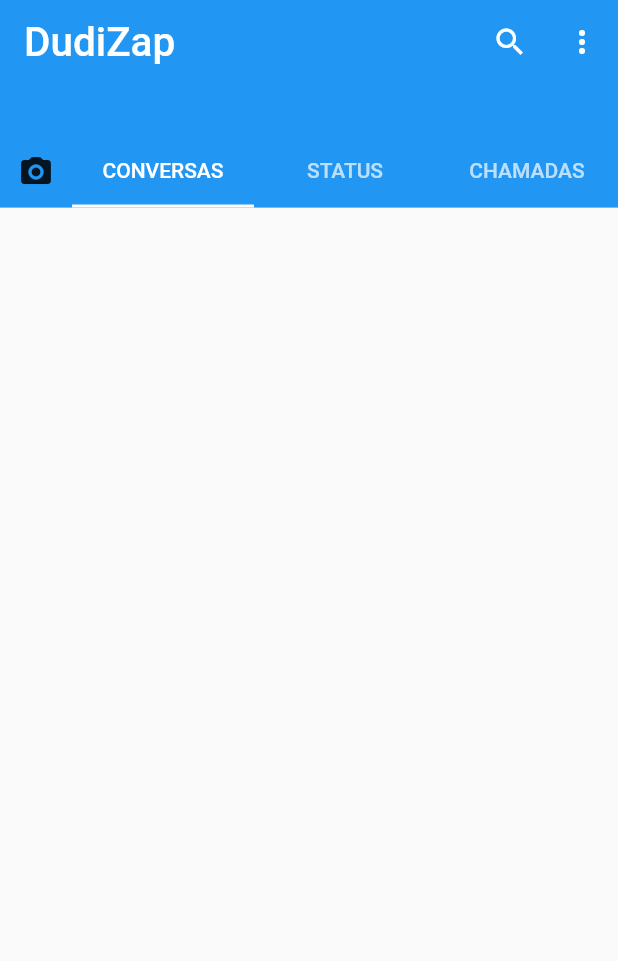
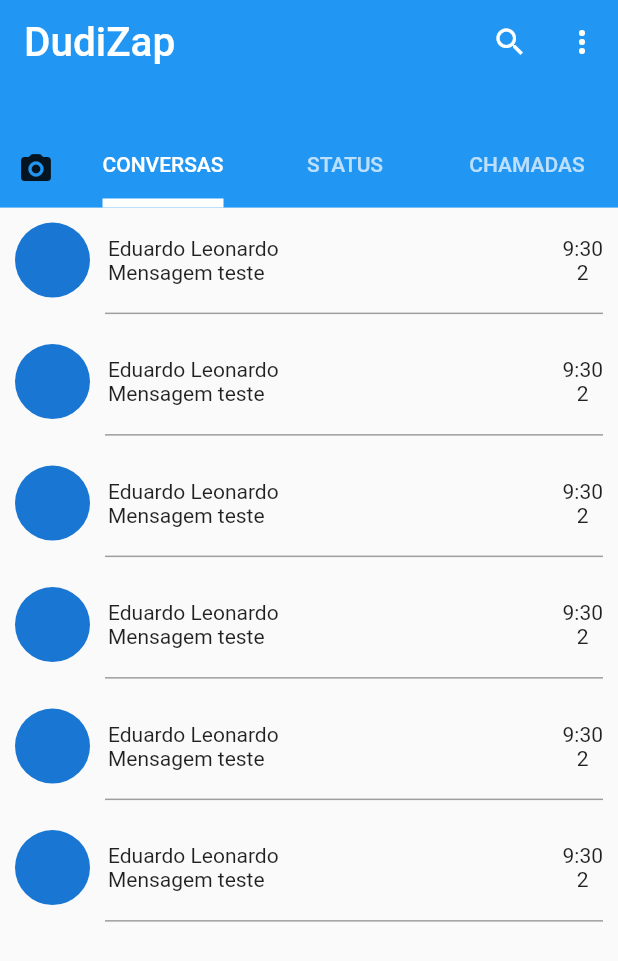
Before and after one commit to EduardoLeoDaSilva/dudiwhatsapp, a Flutter app: the screen it shows after launch, on a phone screen of 412 x 824 dp. Shown: the top 961 px of the screen. Run offline on Flutter 3.47's test engine with Material 2 defaults, Android fonts, the phone set to English and light mode, and no system bars; our stand-ins replace cloud_firestore, firebase_auth, get_it, google_sign_in; accounts and stored records are empty.

Commit message:
Adiciando custom list tiles contacts

```diff
--- a/lib/pages/homepage.dart
+++ b/lib/pages/homepage.dart
@@ -1,4 +1,5 @@
 import 'package:dudiwhatsapp/widgets/preferredSizeWidgets/preferred-size.dart';
+import 'package:dudiwhatsapp/widgets/tiles/contact-tile.dart';
 import 'package:flutter/material.dart';
 
 class HomePage extends StatelessWidget {
@@ -6,7 +7,8 @@ class HomePage extends StatelessWidget {
 
   @override
   Widget build(BuildContext context) {
-    return DefaultTabController(
+    return SafeArea(
+      child: DefaultTabController(
         length: 3,
         initialIndex: 0,
         child: Scaffold(
@@ -30,9 +32,45 @@ class HomePage extends StatelessWidget {
                   ),
                 ],
                 expandedHeight: 120,
-              bottom: CustomTabBarWithIcon(appBarContext: context, function: (){}),
+                bottom: CustomTabBarWithIcon(
+                    appBarContext: context, function: () {}),
               ),
+              SliverToBoxAdapter(
+                child: Container(
+                  width: MediaQuery.of(context).size.width,
+                  height: MediaQuery.of(context).size.height,
+                  child: ListView(
+                    children: [
+                      ContactTile(
+                          newMessages: 2,
+                          lastDate: DateTime.now(),
+                          frontMessage: 'Esta mensagem inicial'),
+                      ContactTile(
+                          newMessages: 2,
+                          lastDate: DateTime.now(),
+                          frontMessage: 'Esta mensagem inicial'),
+                      ContactTile(
+                          newMessages: 2,
+                          lastDate: DateTime.now(),
+                          frontMessage: 'Esta mensagem inicial'),
+                      ContactTile(
+                          newMessages: 2,
+                          lastDate: DateTime.now(),
+                          frontMessage: 'Esta mensagem inicial'),
+                      ContactTile(
+                          newMessages: 2,
+                          lastDate: DateTime.now(),
+                          frontMessage: 'Esta mensagem inicial'),
+                      ContactTile(
+                          newMessages: 2,
+                          lastDate: DateTime.now(),
+                          frontMessage: 'Esta mensagem inicial'),
                     ],
+                  ),
+                ),
+              )
+            ],
+          ),
         ),
       ),
     );
--- a/lib/widgets/preferredSizeWidgets/preferred-size.dart
+++ b/lib/widgets/preferredSizeWidgets/preferred-size.dart
@@ -2,7 +2,8 @@ import 'package:flutter/material.dart';
 
 class CustomTabBarWithIcon extends StatelessWidget
     implements PreferredSizeWidget {
-  CustomTabBarWithIcon({Key? key, required this.appBarContext,  required this.function })
+  CustomTabBarWithIcon(
+      {Key? key, required this.appBarContext, required this.function})
       : super(key: key);
 
   BuildContext appBarContext;
@@ -13,11 +14,17 @@ class CustomTabBarWithIcon extends StatelessWidget
     return Row(
       children: [
         IconButton(
-          onPressed: ()=> function,
+          onPressed: () => function,
           icon: const Icon(Icons.camera_alt_rounded),
         ),
-        const Expanded(
-          child: TabBar(tabs: [
+        Expanded(
+          child: TabBar(
+              indicatorSize: TabBarIndicatorSize.label,
+              indicatorColor: Colors.white,
+              indicatorWeight: 6,
+              automaticIndicatorColorAdjustment: true,
+              splashFactory: NoSplash.splashFactory,
+              tabs: [
                 Tab(
                   child: Text('CONVERSAS'),
                 ),
--- /dev/null
+++ b/lib/widgets/tiles/contact-tile.dart
@@ -0,0 +1,64 @@
+import 'package:flutter/cupertino.dart';
+import 'package:flutter/material.dart';
+import 'package:flutter/src/foundation/key.dart';
+import 'package:flutter/src/widgets/framework.dart';
+
+class ContactTile extends StatelessWidget {
+  ContactTile(
+      {Key? key,
+      required int newMessages,
+      required DateTime lastDate,
+      required String frontMessage})
+      : super(key: key);
+
+  @override
+  Widget build(BuildContext context) {
+    return Padding(
+      padding: const EdgeInsets.all(10.0),
+      child: Column(
+        children: [
+          Row(
+            children: [
+              const SizedBox(
+                child: CircleAvatar(),
+                width: 50,
+                height: 50,
+              ),
+              const SizedBox(
+                width: 12,
+              ),
+              Expanded(
+                child: Column(
+                  crossAxisAlignment: CrossAxisAlignment.start,
+                  children: const [
+                    Text('Eduardo Leonardo'),
+                    Text('Mensagem teste')
+                  ],
+                ),
+              ),
+              Column(
+                children: const [Text('9:30'), Text('2')],
+              ),
+            ],
+          ),
+          Padding(
+            padding: EdgeInsets.only(top: 10),
+            child: Row(
+              children: [
+                SizedBox(
+                  width: 60,
+                ),
+                Expanded(
+                  child: Container(
+                    color: Colors.grey,
+                    height: 1,
+                  ),
+                )
+              ],
+            ),
+          )
+        ],
+      ),
+    );
+  }
+}
```
Lines whose indentation alone changed are shown as unchanged.
